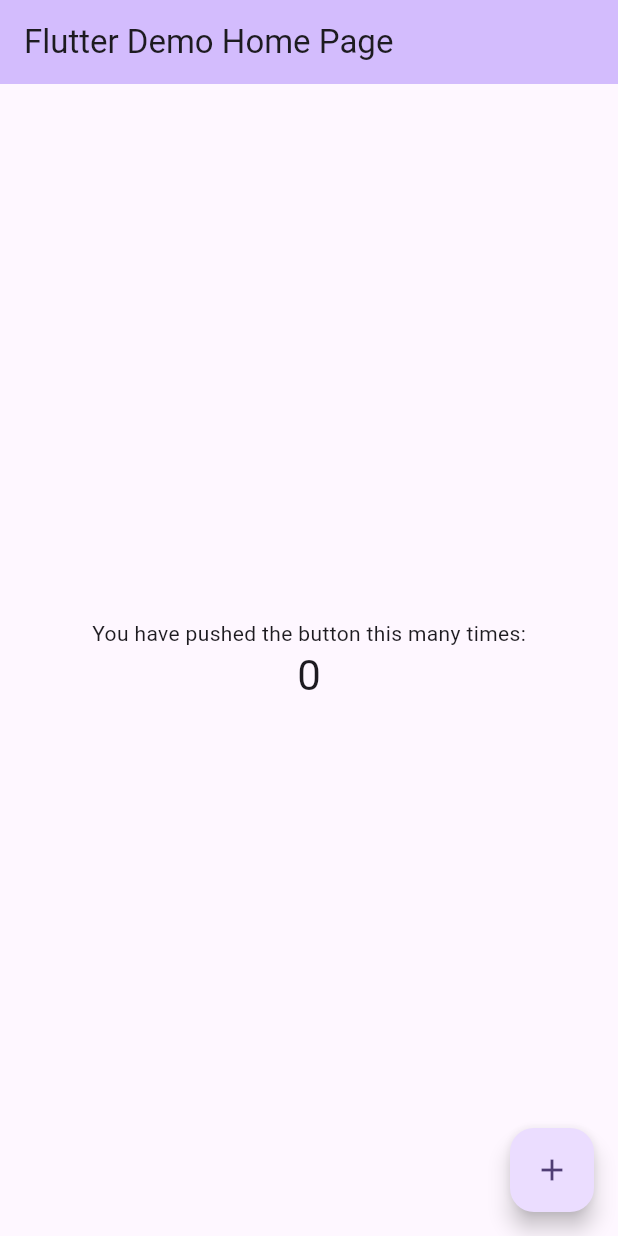
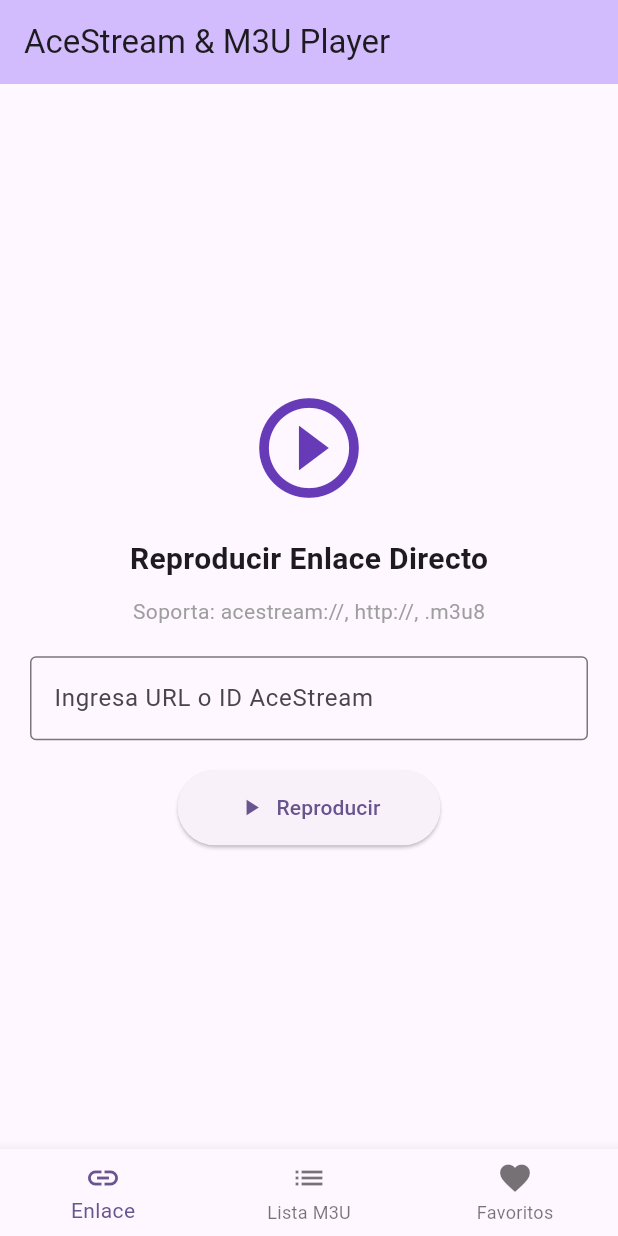
Before and after one commit to could-ai/019ae916-bf0e-7230-bedf-4af8015963a0, a Flutter app: the screen it shows after launch, on a phone screen of 412 x 824 dp. Run offline on Flutter 3.47's test engine with Material 3 defaults, Android fonts, the phone set to English and light mode, and no system bars; our stand-ins replace chewie, file_picker, video_player.

Commit message:
Added dependencies: url_launcher (for AceStream links), file_picker (for M3U upload), video_player & chewie (for playback), and provider (for state management).; Created Channel model to represent video streams and detect AceStream links.; Created M3uService to parse uploaded playlist files and extract channel information.; Created AppState provider to manage favorites and current playlist state.; Created PlayerScreen using Chewie and VideoPlayer for standard video streams.; Created HomeScreen with 3 tabs: Direct Link input, Playlist (M3U upload/list), and Favorites. Implemented logic to handle AceStream links via external intent and standard links via internal player.; Updated main.dart to initialize the AppState provider and set up the application entry point.

```diff
--- a/usr/lib/main.dart
+++ b/usr/lib/main.dart
@@ -1,123 +1,35 @@
 import 'package:flutter/material.dart';
+import 'package:provider/provider.dart';
+import 'package:couldai_user_app/providers/app_state.dart';
+import 'package:couldai_user_app/screens/home_screen.dart';
 
 void main() {
-  runApp(const MyApp());
+  runApp(
+    MultiProvider(
+      providers: [
+        ChangeNotifierProvider(create: (_) => AppState()),
+      ],
+      child: const MyApp(),
+    ),
+  );
 }
 
 class MyApp extends StatelessWidget {
   const MyApp({super.key});
 
-  // This widget is the root of your application.
   @override
   Widget build(BuildContext context) {
     return MaterialApp(
-      title: 'Flutter Demo',
+      title: 'AceStream Player',
       debugShowCheckedModeBanner: false,
       theme: ThemeData(
-        // This is the theme of your application.
-        //
-        // TRY THIS: Try running your application with "flutter run". You'll see
-        // the application has a purple toolbar. Then, without quitting the app,
-        // try changing the seedColor in the colorScheme below to Colors.green
-        // and then invoke "hot reload" (save your changes or press the "hot
-        // reload" button in a Flutter-supported IDE, or press "r" if you used
-        // the command line to start the app).
-        //
-        // Notice that the counter didn't reset back to zero; the application
-        // state is not lost during the reload. To reset the state, use hot
-        // restart instead.
-        //
-        // This works for code too, not just values: Most code changes can be
-        // tested with just a hot reload.
         colorScheme: ColorScheme.fromSeed(seedColor: Colors.deepPurple),
+        useMaterial3: true,
       ),
       initialRoute: '/',
       routes: {
-        '/': (context) => const MyHomePage(title: 'Flutter Demo Home Page'),
+        '/': (context) => const HomeScreen(),
       },
     );
   }
 }
-
-class MyHomePage extends StatefulWidget {
-  const MyHomePage({super.key, required this.title});
-
-  // This widget is the home page of your application. It is stateful, meaning
-  // that it has a State object (defined below) that contains fields that affect
-  // how it looks.
-
-  // This class is the configuration for the state. It holds the values (in this
-  // case the title) provided by the parent (in this case the App widget) and
-  // used by the build method of the State. Fields in a Widget subclass are
-  // always marked "final".
-
-  final String title;
-
-  @override
-  State<MyHomePage> createState() => _MyHomePageState();
-}
-
-class _MyHomePageState extends State<MyHomePage> {
-  int _counter = 0;
-
-  void _incrementCounter() {
-    setState(() {
-      // This call to setState tells the Flutter framework that something has
-      // changed in this State, which causes it to rerun the build method below
-      // so that the display can reflect the updated values. If we changed
-      // _counter without calling setState(), then the build method would not be
-      // called again, and so nothing would appear to happen.
-      _counter++;
-    });
-  }
-
-  @override
-  Widget build(BuildContext context) {
-    // This method is rerun every time setState is called, for instance as done
-    // by the _incrementCounter method above.
-    //
-    // The Flutter framework has been optimized to make rerunning build methods
-    // fast, so that you can just rebuild anything that needs updating rather
-    // than having to individually change instances of widgets.
-    return Scaffold(
-      appBar: AppBar(
-        // TRY THIS: Try changing the color here to a specific color (to
-        // Colors.amber, perhaps?) and trigger a hot reload to see the AppBar
-        // change color while the other colors stay the same.
-        backgroundColor: Theme.of(context).colorScheme.inversePrimary,
-        // Here we take the value from the MyHomePage object that was created by
-        // the App.build method, and use it to set our appbar title.
-        title: Text(widget.title),
-      ),
-      body: Center(
-        // Center is a layout widget. It takes a single child and positions it
-        // in the middle of the parent.
-        child: Column(
-          // Column is also a layout widget. It takes a list of children and
-          // arranges them vertically. By default, it sizes itself to fit its
-          // children horizontally, and tries to be as tall as its parent.
-          //
-          // Column has various properties to control how it sizes itself and
-          // how it positions its children. Here we use mainAxisAlignment to
-          // center the children vertically; the main axis here is the vertical
-          // axis because Columns are vertical (the cross axis would be
-          // horizontal).
-          //
-          // TRY THIS: Invoke "debug painting" (choose the "Toggle Debug Paint"
-          // action in the IDE, or press "p" in the console), to see the
-          // wireframe for each widget.
-          mainAxisAlignment: MainAxisAlignment.center,
-          children: <Widget>[
-            const Text('You have pushed the button this many times:'),
-            Text('$_counter', style: Theme.of(context).textTheme.headlineMedium),
-          ],
-        ),
-      ),
-      floatingActionButton: FloatingActionButton(
-        onPressed: _incrementCounter,
-        tooltip: 'Increment',
-        child: const Icon(Icons.add),
-      ), // This trailing comma makes auto-formatting nicer for build methods.
-    );
-  }
-}
--- /dev/null
+++ b/usr/lib/models/channel_model.dart
@@ -0,0 +1,22 @@
+class Channel {
+  final String id;
+  final String name;
+  final String url;
+  final bool isAceStream;
+  final String? logoUrl;
+
+  Channel({
+    required this.id,
+    required this.name,
+    required this.url,
+    this.isAceStream = false,
+    this.logoUrl,
+  });
+
+  // Helper para detectar si es AceStream basado en el protocolo
+  static bool checkIsAceStream(String url) {
+    return url.startsWith('acestream://') ||
+           url.startsWith('get_content?id=') ||
+           (url.length == 40 && !url.startsWith('http')); // Hash ID común
+  }
+}
--- /dev/null
+++ b/usr/lib/providers/app_state.dart
@@ -0,0 +1,36 @@
+import 'package:flutter/material.dart';
+import 'package:couldai_user_app/models/channel_model.dart';
+
+class AppState extends ChangeNotifier {
+  List<Channel> _favorites = [];
+  List<Channel> _currentPlaylist = [];
+
+  List<Channel> get favorites => _favorites;
+  List<Channel> get currentPlaylist => _currentPlaylist;
+
+  void addToFavorites(Channel channel) {
+    if (!_favorites.any((c) => c.url == channel.url)) {
+      _favorites.add(channel);
+      notifyListeners();
+    }
+  }
+
+  void removeFromFavorites(Channel channel) {
+    _favorites.removeWhere((c) => c.url == channel.url);
+    notifyListeners();
+  }
+
+  bool isFavorite(Channel channel) {
+    return _favorites.any((c) => c.url == channel.url);
+  }
+
+  void setPlaylist(List<Channel> channels) {
+    _currentPlaylist = channels;
+    notifyListeners();
+  }
+
+  void clearPlaylist() {
+    _currentPlaylist = [];
+    notifyListeners();
+  }
+}
--- /dev/null
+++ b/usr/lib/screens/home_screen.dart
@@ -0,0 +1,245 @@
+import 'package:flutter/material.dart';
+import 'package:provider/provider.dart';
+import 'package:file_picker/file_picker.dart';
+import 'package:url_launcher/url_launcher.dart';
+import 'package:couldai_user_app/models/channel_model.dart';
+import 'package:couldai_user_app/providers/app_state.dart';
+import 'package:couldai_user_app/services/m3u_service.dart';
+import 'package:couldai_user_app/screens/player_screen.dart';
+
+class HomeScreen extends StatefulWidget {
+  const HomeScreen({super.key});
+
+  @override
+  State<HomeScreen> createState() => _HomeScreenState();
+}
+
+class _HomeScreenState extends State<HomeScreen> {
+  int _selectedIndex = 0;
+  final TextEditingController _linkController = TextEditingController();
+
+  // Método para manejar la apertura de canales
+  Future<void> _openChannel(BuildContext context, Channel channel) async {
+    if (channel.isAceStream) {
+      // Manejo específico para AceStream (Intent externo)
+      final Uri url = Uri.parse(channel.url);
+      try {
+        if (!await launchUrl(url, mode: LaunchMode.externalApplication)) {
+          if (context.mounted) {
+            ScaffoldMessenger.of(context).showSnackBar(
+              const SnackBar(content: Text('No se pudo abrir la aplicación externa (AceStream/VLC)')),
+            );
+          }
+        }
+      } catch (e) {
+        if (context.mounted) {
+          ScaffoldMessenger.of(context).showSnackBar(
+            SnackBar(content: Text('Error al intentar abrir: $e')),
+          );
+        }
+      }
+    } else {
+      // Reproductor interno para HLS/HTTP
+      Navigator.push(
+        context,
+        MaterialPageRoute(
+          builder: (context) => PlayerScreen(channel: channel),
+        ),
+      );
+    }
+  }
+
+  @override
+  Widget build(BuildContext context) {
+    final appState = context.watch<AppState>();
+
+    final List<Widget> pages = [
+      _buildDirectLinkTab(context),
+      _buildPlaylistTab(context, appState),
+      _buildFavoritesTab(context, appState),
+    ];
+
+    return Scaffold(
+      appBar: AppBar(
+        title: const Text('AceStream & M3U Player'),
+        backgroundColor: Theme.of(context).colorScheme.inversePrimary,
+      ),
+      body: pages[_selectedIndex],
+      bottomNavigationBar: BottomNavigationBar(
+        currentIndex: _selectedIndex,
+        onTap: (index) => setState(() => _selectedIndex = index),
+        items: const [
+          BottomNavigationBarItem(icon: Icon(Icons.link), label: 'Enlace'),
+          BottomNavigationBarItem(icon: Icon(Icons.list), label: 'Lista M3U'),
+          BottomNavigationBarItem(icon: Icon(Icons.favorite), label: 'Favoritos'),
+        ],
+      ),
+    );
+  }
+
+  // --- TABS ---
+
+  Widget _buildDirectLinkTab(BuildContext context) {
+    return Padding(
+      padding: const EdgeInsets.all(20.0),
+      child: Column(
+        mainAxisAlignment: MainAxisAlignment.center,
+        children: [
+          const Icon(Icons.play_circle_outline, size: 80, color: Colors.deepPurple),
+          const SizedBox(height: 20),
+          const Text(
+            'Reproducir Enlace Directo',
+            style: TextStyle(fontSize: 20, fontWeight: FontWeight.bold),
+          ),
+          const SizedBox(height: 10),
+          const Text(
+            'Soporta: acestream://, http://, .m3u8',
+            style: TextStyle(color: Colors.grey),
+          ),
+          const SizedBox(height: 20),
+          TextField(
+            controller: _linkController,
+            decoration: const InputDecoration(
+              border: OutlineInputBorder(),
+              labelText: 'Ingresa URL o ID AceStream',
+              hintText: 'acestream://... o http://...',
+            ),
+          ),
+          const SizedBox(height: 20),
+          ElevatedButton.icon(
+            onPressed: () {
+              if (_linkController.text.isNotEmpty) {
+                String url = _linkController.text.trim();
+                // Si es solo un hash (40 caracteres), agregar prefijo
+                if (!url.contains('://') && url.length == 40) {
+                  url = 'acestream://$url';
+                }
+
+                final channel = Channel(
+                  id: 'direct',
+                  name: 'Enlace Directo',
+                  url: url,
+                  isAceStream: Channel.checkIsAceStream(url),
+                );
+                _openChannel(context, channel);
+              }
+            },
+            icon: const Icon(Icons.play_arrow),
+            label: const Text('Reproducir'),
+            style: ElevatedButton.styleFrom(
+              padding: const EdgeInsets.symmetric(horizontal: 40, vertical: 15),
+            ),
+          ),
+        ],
+      ),
+    );
+  }
+
+  Widget _buildPlaylistTab(BuildContext context, AppState appState) {
+    return Column(
+      children: [
+        Padding(
+          padding: const EdgeInsets.all(16.0),
+          child: ElevatedButton.icon(
+            onPressed: () async {
+              FilePickerResult? result = await FilePicker.platform.pickFiles(
+                type: FileType.any, // Usamos any para mayor compatibilidad con extensiones .m3u
+              );
+
+              if (result != null) {
+                try {
+                  List<Channel> channels = await M3uService.parseFile(result.files.single);
+                  appState.setPlaylist(channels);
+                  if (context.mounted) {
+                    ScaffoldMessenger.of(context).showSnackBar(
+                      SnackBar(content: Text('Se cargaron ${channels.length} canales')),
+                    );
+                  }
+                } catch (e) {
+                  if (context.mounted) {
+                    ScaffoldMessenger.of(context).showSnackBar(
+                      const SnackBar(content: Text('Error al leer el archivo')),
+                    );
+                  }
+                }
+              }
+            },
+            icon: const Icon(Icons.upload_file),
+            label: const Text('Subir Lista M3U'),
+            style: ElevatedButton.styleFrom(
+              minimumSize: const Size(double.infinity, 50),
+            ),
+          ),
+        ),
+        if (appState.currentPlaylist.isEmpty)
+          const Expanded(
+            child: Center(
+              child: Text('No hay lista cargada.\nSube un archivo .m3u para comenzar.', textAlign: TextAlign.center),
+            ),
+          )
+        else
+          Expanded(
+            child: ListView.builder(
+              itemCount: appState.currentPlaylist.length,
+              itemBuilder: (context, index) {
+                final channel = appState.currentPlaylist[index];
+                return _buildChannelTile(context, channel, appState);
+              },
+            ),
+          ),
+      ],
+    );
+  }
+
+  Widget _buildFavoritesTab(BuildContext context, AppState appState) {
+    if (appState.favorites.isEmpty) {
+      return const Center(
+        child: Column(
+          mainAxisAlignment: MainAxisAlignment.center,
+          children: [
+            Icon(Icons.favorite_border, size: 60, color: Colors.grey),
+            SizedBox(height: 10),
+            Text('No tienes favoritos aún'),
+          ],
+        ),
+      );
+    }
+
+    return ListView.builder(
+      itemCount: appState.favorites.length,
+      itemBuilder: (context, index) {
+        final channel = appState.favorites[index];
+        return _buildChannelTile(context, channel, appState);
+      },
+    );
+  }
+
+  Widget _buildChannelTile(BuildContext context, Channel channel, AppState appState) {
+    final isFav = appState.isFavorite(channel);
+
+    return Card(
+      margin: const EdgeInsets.symmetric(horizontal: 10, vertical: 5),
+      child: ListTile(
+        leading: channel.isAceStream
+            ? const Icon(Icons.p2p, color: Colors.orange) // Icono distintivo para AceStream
+            : const Icon(Icons.tv, color: Colors.blue),
+        title: Text(channel.name, maxLines: 1, overflow: TextOverflow.ellipsis),
+        subtitle: Text(
+          channel.isAceStream ? 'AceStream (Requiere App Externa)' : 'Stream Directo',
+          style: TextStyle(fontSize: 12, color: Colors.grey[600]),
+        ),
+        trailing: IconButton(
+          icon: Icon(isFav ? Icons.favorite : Icons.favorite_border, color: isFav ? Colors.red : null),
+          onPressed: () {
+            if (isFav) {
+              appState.removeFromFavorites(channel);
+            } else {
+              appState.addToFavorites(channel);
+            }
+          },
+        ),
+        onTap: () => _openChannel(context, channel),
+      ),
+    );
+  }
+}
```
Also changed, not shown: usr/lib/screens/player_screen.dart (added, +91 -0 lines), usr/lib/services/m3u_service.dart (added, +70 -0 lines), usr/pubspec.yaml (+8 -70 lines).
